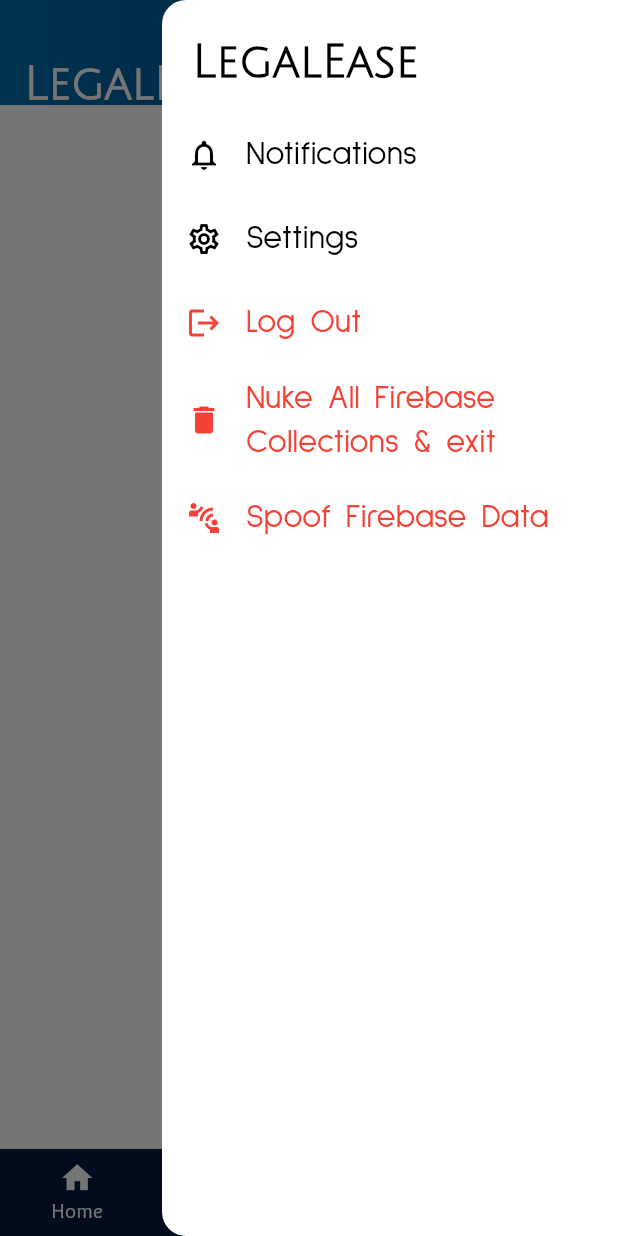
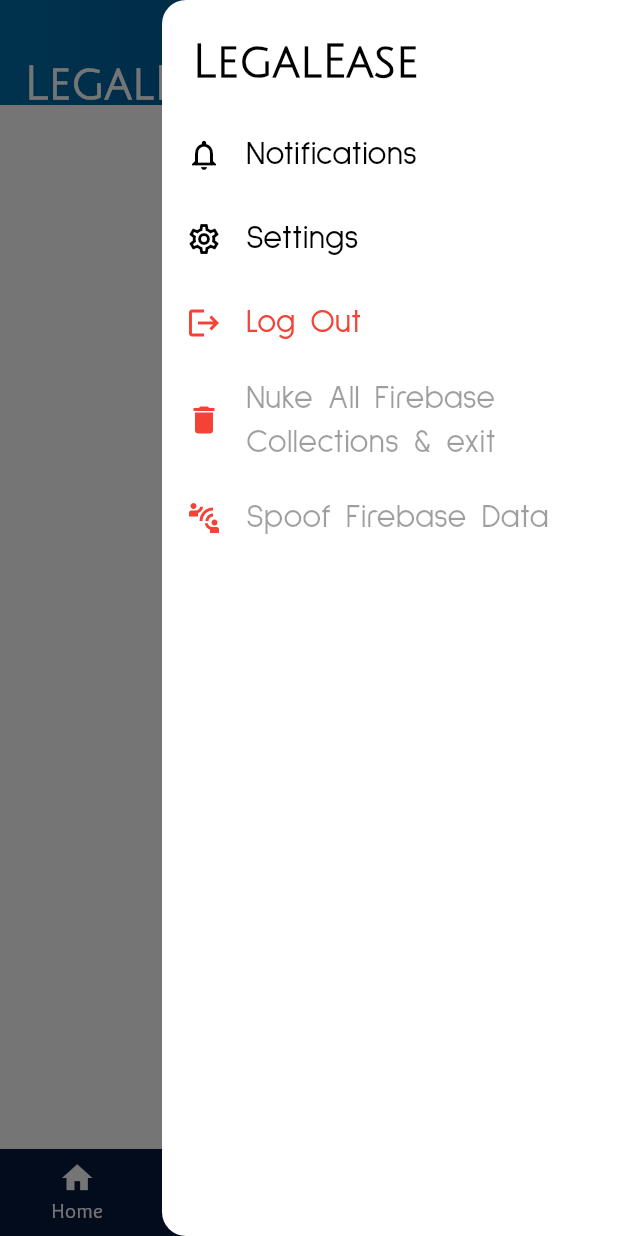
Before and after one commit to LahiruHW/toasties_kitahack, a Flutter app: the HomePage screen opened by its route, with the side drawer open, on a phone screen of 412 x 824 dp. Run offline on Flutter 3.47's test engine with Material 3 defaults, Android fonts, the phone set to English and light mode, and no system bars; our stand-ins replace animated_toggle_switch, cached_network_image, cloud_firestore, envied, firebase_auth, firebase_core and 5 more; missing offline and left inert: animate_gradient, word_generator; accounts and stored records are empty; network calls fail; statements that could not run were skipped.

Commit message:
checkpoint commit 3, because poggers

```diff
--- a/toasties_flutter/lib/LAILA/engine.dart
+++ b/toasties_flutter/lib/LAILA/engine.dart
@@ -4,6 +4,8 @@
 import 'package:flutter_gemini/flutter_gemini.dart';
 import 'package:toasties_flutter/common/constants/env4toasties.dart';
 
+/// LAILA is the AI that powers the chatbot.
+/// This engine code is based on the Gemini API, and connects the user's firebase data to the flutter_
 class LAILA {
 
   LAILA._();
--- a/toasties_flutter/lib/common/utility/toastie_router.dart
+++ b/toasties_flutter/lib/common/utility/toastie_router.dart
@@ -13,9 +13,7 @@ import 'package:toasties_flutter/profile_page.dart';
 import 'package:toasties_flutter/testpages.dart';
 import 'package:toasties_flutter/common/settings_page.dart';
 
-
 class ToastieRouter {
-
   static final _rootNavKey = GlobalKey<NavigatorState>();
   static final _homeNavKey = GlobalKey<NavigatorState>();
   static final _chatNavKey = GlobalKey<NavigatorState>();
@@ -78,59 +76,10 @@ class ToastieRouter {
         builder: (context, state, child) => BaseEntrace(bodyWidget: child),
       ),
 
-
-
-
-
-
-
-
-
-
-      // // ShellRoute for the app AFTER the user has logged in
-      // ShellRoute(
-
-      //   routes: [
-      //     GoRoute(
-      //       name: 'home',
-      //       path: '/home',
-      //       pageBuilder: (context, state) =>
-      //           const MaterialPage(child: HomePage()),
-      //     ),
-      //     GoRoute(
-      //       name: "chat",
-      //       path: '/chat',
-      //       pageBuilder: (context, state) =>
-      //           const MaterialPage(child: ChatPage(), maintainState: true),
-      //     ),
-      //     GoRoute(
-      //       name: "saved",
-      //       path: '/saved',
-      //       pageBuilder: (context, state) => MaterialPage(child: SavedPage()),
-      //     ),
-      //     GoRoute(
-      //       name: "profile",
-      //       path: '/profile',
-      //       pageBuilder: (context, state) => MaterialPage(child: ProfilePage()),
-      //     ),
-      //   ],
-      //   builder: (context, state, child) => Base(bodyWidget: child),
-      // ),
-
-
-
-
-
-
-
-
-
       // ShellRoute for the app AFTER the user has logged in
       StatefulShellRoute.indexedStack(
         builder: (context, state, child) => Base(bodyWidget: child),
         branches: [
-
-
           // StatefulShellBranch for the HOME tab ----------------------------------------------
           StatefulShellBranch(
             navigatorKey: _homeNavKey,
@@ -140,11 +89,16 @@ class ToastieRouter {
                 path: '/home',
                 pageBuilder: (context, state) =>
                     const MaterialPage(child: HomePage()),
-                routes: const [],
+                routes: [
+                  GoRoute(
+                    parentNavigatorKey: _homeNavKey,
+                    path: 'test1',
+                    builder: (context, state) => const TestPage1(),
+                  ),
+                ],
               ),
             ],
           ),
-
 
           // StatefulShellBranch for the CHAT tab ----------------------------------------------
           StatefulShellBranch(
@@ -160,7 +114,6 @@ class ToastieRouter {
             ],
           ),
 
-
           // StatefulShellBranch for the SAVED tab ---------------------------------------------
           StatefulShellBranch(
             navigatorKey: _savedNavKey,
@@ -168,12 +121,12 @@ class ToastieRouter {
               GoRoute(
                 name: "saved",
                 path: '/saved',
-                pageBuilder: (context, state) => MaterialPage(child: SavedPage()),
+                pageBuilder: (context, state) =>
+                    MaterialPage(child: SavedPage()),
                 routes: const [],
               ),
             ],
           ),
-
 
           // StatefulShellBranch for the PROFILE tab -------------------------------------------
           StatefulShellBranch(
@@ -182,28 +135,21 @@ class ToastieRouter {
               GoRoute(
                 name: "profile",
                 path: '/profile',
-                pageBuilder: (context, state) => MaterialPage(child: ProfilePage(),),
-                routes:  [
+                pageBuilder: (context, state) => MaterialPage(
+                  child: ProfilePage(),
+                ),
+                routes: [
                   GoRoute(
                     parentNavigatorKey: _profileNavKey,
-                    path: 'test1',
-                    builder: (context, state) => const TestPage1(),
+                    path: 'test2',
+                    builder: (context, state) => const TestPage2(),
                   ),
                 ],
               ),
             ],
           ),
-
-
         ],
       ),
-
-
-
-
-
-
-
 
       GoRoute(
         name: "settings",
--- a/toasties_flutter/lib/common/widgets/side_nav_drawer.dart
+++ b/toasties_flutter/lib/common/widgets/side_nav_drawer.dart
@@ -76,7 +76,7 @@ class ToastiesSideNavMenu extends StatelessWidget {
               ).then(
                 (value) {
                   Future.delayed(
-                    const Duration(milliseconds: 2500),
+                    const Duration(milliseconds: 3500),
                     () => authProvider.signOut(),
                   );
                   // stateProvider.clearUserProfileInstance();  <------ this should go here
@@ -94,6 +94,7 @@ class ToastiesSideNavMenu extends StatelessWidget {
             titleTextStyle: Theme.of(context).textTheme.headlineSmall!.copyWith(
                   color: Theme.of(context).colorScheme.error,
                 ),
+            enabled: false,
             onTap: () {},
           ),
 
@@ -106,6 +107,7 @@ class ToastiesSideNavMenu extends StatelessWidget {
             titleTextStyle: Theme.of(context).textTheme.headlineSmall!.copyWith(
                   color: Theme.of(context).colorScheme.error,
                 ),
+            enabled: false,
             onTap: () {
               print("${authProvider.user!.uid}");
 
--- a/toasties_flutter/lib/home_page.dart
+++ b/toasties_flutter/lib/home_page.dart
@@ -1,4 +1,5 @@
 import 'package:flutter/material.dart';
+import 'package:go_router/go_router.dart';
 
 class HomePage extends StatefulWidget {
   const HomePage({
@@ -11,16 +12,25 @@ class HomePage extends StatefulWidget {
 
 class _HomePageState extends State<HomePage> {
 
-  final GlobalKey<NavigatorState> _homeNavKey = GlobalKey<NavigatorState>();
-
   @override
   Widget build(BuildContext context) {
     return Scaffold(
-      key: _homeNavKey,
       body: Center(
-        child: Text(
-          'Home Page',
-          style: Theme.of(context).textTheme.headlineLarge,
+        child: Column(
+          mainAxisAlignment: MainAxisAlignment.center,
+          children: [
+            Text(
+              'Home Page',
+              style: Theme.of(context).textTheme.headlineLarge,
+            ),
+            TextButton(
+              onPressed: (){
+                final currentPath = GoRouter.of(context).routeInformationProvider.value.uri;
+                GoRouter.of(context).push("$currentPath/test1");
+              },
+              child: Text('Go to Test Page 1'),
+            )
+          ],
         ),
       ),
     );
--- a/toasties_flutter/lib/profile_page.dart
+++ b/toasties_flutter/lib/profile_page.dart
@@ -104,7 +104,7 @@ class ProfilePage extends StatelessWidget {
 
                           // get the current path from the router
                           final currentPath = GoRouter.of(context).routeInformationProvider.value.uri;
-                          GoRouter.of(context).push("$currentPath/test1");
+                          GoRouter.of(context).push("$currentPath/test2");
 
                         },
                         // make the text button expand to fill the entire width
```
Also changed, not shown: toasties_flutter/lib/chat_page.dart (+28 -55 lines), toasties_flutter/lib/common/providers/auth_provider.dart (+8 -0 lines), 1 other file.
